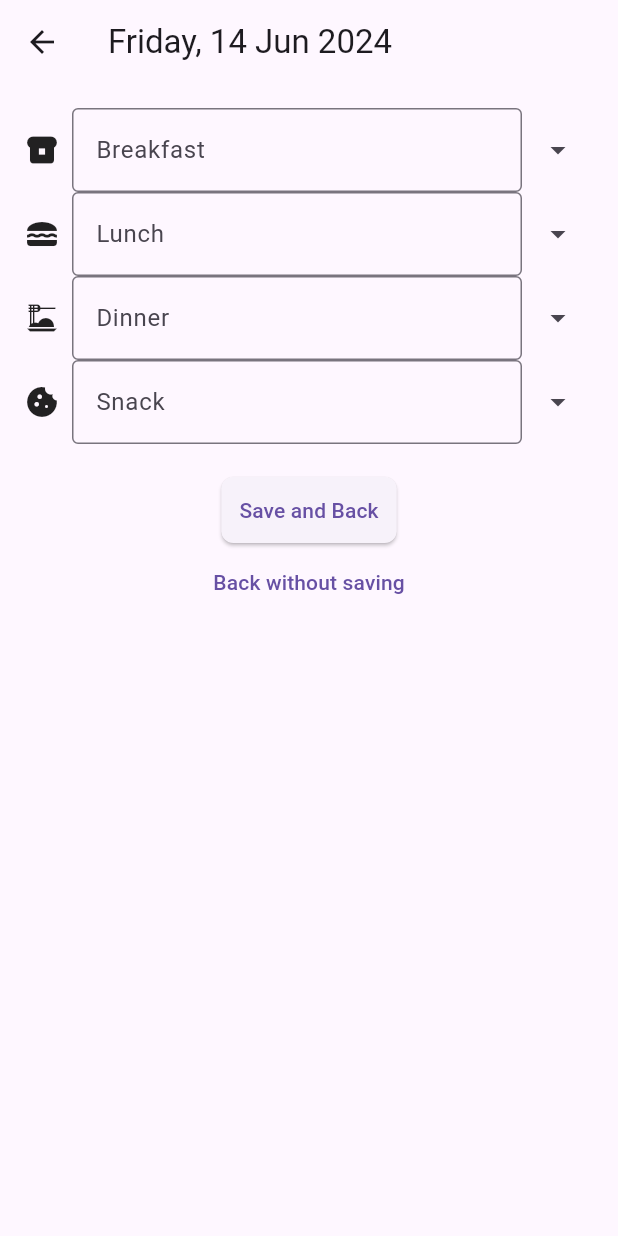
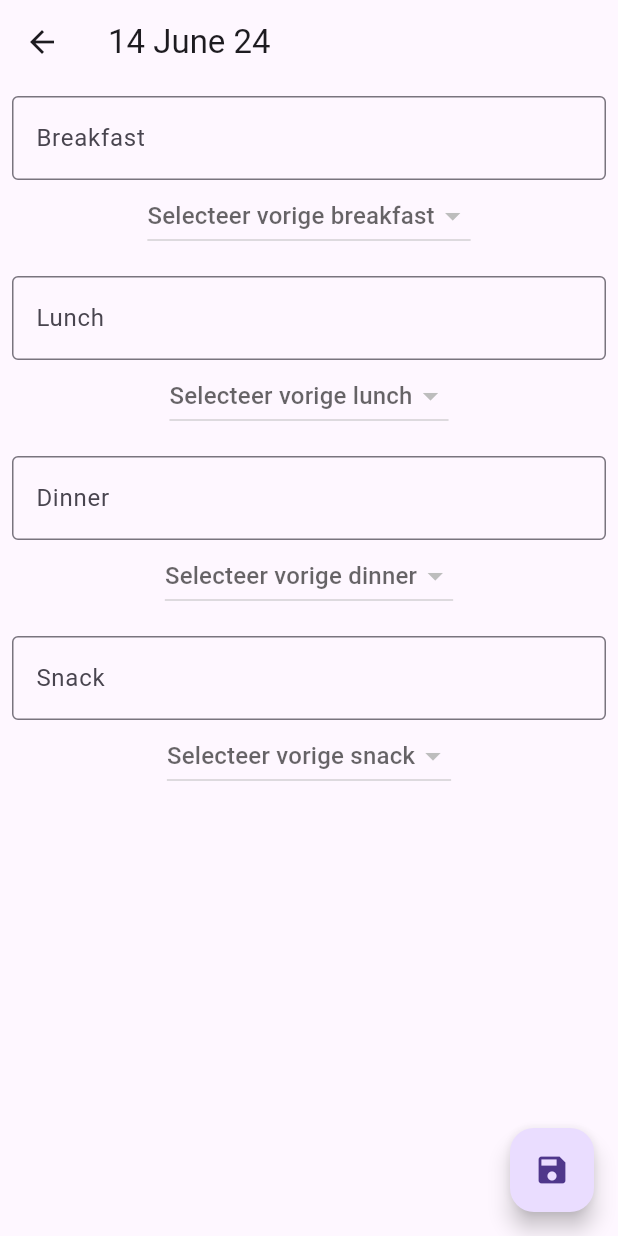
Before and after one commit to gllsrssx/meal_planner_app, a Flutter app: the HomeScreen screen opened by its route, after a tap on an icon or button, on a phone screen of 412 x 824 dp. Run offline on Flutter 3.47's test engine with Material 3 defaults, Android fonts, the phone set to English and light mode, and no system bars; our stand-ins replace cloud_firestore, firebase_auth, firebase_core, fluttertoast; missing offline and left inert: firebase_ui_auth, firebase_ui_localizations, firebase_ui_oauth_apple, firebase_ui_oauth_google, firebase_ui_oauth_twitter; accounts and stored records are empty; statements that could not run were skipped.

```diff
--- a/lib/day_detail.dart
+++ b/lib/day_detail.dart
@@ -1,202 +1,269 @@
+// Importeer de benodigde pakketten
 import 'package:firebase_auth/firebase_auth.dart';
 import 'package:flutter/material.dart';
 import 'package:intl/intl.dart';
 import 'package:cloud_firestore/cloud_firestore.dart';
 import 'package:fluttertoast/fluttertoast.dart';
 
+// Definieer de DayDetail klasse die een StatefulWidget is
 class DayDetail extends StatefulWidget {
-  final DateTime date;
+  final DateTime date; // Datum voor de detailpagina
 
+  // Constructor voor DayDetail met vereiste datumparameter
   const DayDetail({super.key, required this.date});
 
   @override
   _DayDetailState createState() => _DayDetailState();
 }
 
+// De staat van de DayDetail widget
 class _DayDetailState extends State<DayDetail> {
-  final TextEditingController _breakfastController = TextEditingController();
-  final TextEditingController _lunchController = TextEditingController();
-  final TextEditingController _dinnerController = TextEditingController();
-  final TextEditingController _snackController =
-      TextEditingController(); // Snack controller
-  bool _isLoading = false; // To track loading state
+  // Map voor het bijhouden van tekstveldcontrollers voor verschillende maaltijden
+  final Map<String, TextEditingController> _controllers = {
+    'breakfast': TextEditingController(),
+    'lunch': TextEditingController(),
+    'dinner': TextEditingController(),
+    'snack': TextEditingController(),
+  };
+  bool _isLoading = false; // Laadindicatorstatus
+  Map<String, List<String>> _previousMeals = {
+    'breakfast': [],
+    'lunch': [],
+    'dinner': [],
+    'snack': [],
+  };
 
   @override
   void initState() {
     super.initState();
-    fetchAndSetLastMeals();
+    _fetchAndSetLastMeals(); // Haal de laatste maaltijden op bij initialisatie
   }
 
-  Future<void> fetchAndSetLastMeals() async {
-    final breakfastMeals = await _fetchPastMeals('breakfast');
-    if (breakfastMeals.isNotEmpty) {
-      _breakfastController.text = breakfastMeals.last;
+  // Functie om maaltijdgegevens op te slaan
+  Future<void> _saveMealData() async {
+    setState(() => _isLoading = true);
+    final String? uid = FirebaseAuth.instance.currentUser?.uid;
+    if (uid == null) {
+      Fluttertoast.showToast(msg: "Gebruiker niet ingelogd");
+      return;
     }
+    final String formattedDate = DateFormat('yyyy-MM-dd').format(widget.date);
 
-    final lunchMeals = await _fetchPastMeals('lunch');
-    if (lunchMeals.isNotEmpty) {
-      _lunchController.text = lunchMeals.last;
-    }
+    try {
+      // Zorg ervoor dat de datum bestaat en verkrijg het ID
+      final dateId = await _ensureDateExists(formattedDate, uid);
 
-    final dinnerMeals = await _fetchPastMeals('dinner');
-    if (dinnerMeals.isNotEmpty) {
-      _dinnerController.text = dinnerMeals.last;
-    }
+      // Sla elke maaltijd op als deze niet bestaat
+      for (var entry in _controllers.entries) {
+        if (entry.value.text.isNotEmpty) {
+          final mealId =
+              await _ensureMealExists(entry.value.text, entry.key, uid);
 
-    final snackMeals = await _fetchPastMeals('snack');
-    if (snackMeals.isNotEmpty) {
-      _snackController.text = snackMeals.last;
+          // Koppel de maaltijd aan de datum
+          await _linkMealAndDate(mealId, dateId, uid, entry.key);
+        }
+      }
+
+      Fluttertoast.showToast(msg: "Maaltijden succesvol opgeslagen!");
+      Navigator.pop(context);
+    } catch (e) {
+      Fluttertoast.showToast(msg: "Fout bij het opslaan van maaltijden: $e");
+    } finally {
+      setState(() => _isLoading = false);
     }
   }
 
-  Future<void> _saveMealData() async {
-    setState(() {
-      _isLoading = true;
-    });
+  // Functie om te controleren of een maaltijd bestaat, zo niet, maak deze aan
+  Future<String> _ensureMealExists(
+      String name, String mealType, String uid) async {
+    final mealRef = FirebaseFirestore.instance
+        .collection('users')
+        .doc(uid)
+        .collection('meals')
+        .where('name', isEqualTo: name)
+        .where('type', isEqualTo: mealType)
+        .limit(1);
+
+    final querySnapshot = await mealRef.get();
+    if (querySnapshot.docs.isEmpty) {
+      final docRef = await FirebaseFirestore.instance
+          .collection('users')
+          .doc(uid)
+          .collection('meals')
+          .add({'name': name, 'type': mealType});
+      return docRef.id;
+    } else {
+      return querySnapshot.docs.first.id;
+    }
+  }
+
+  // Functie om te controleren of een datum bestaat, zo niet, maak deze aan
+  Future<String> _ensureDateExists(String date, String uid) async {
+    final dateRef = FirebaseFirestore.instance
+        .collection('users')
+        .doc(uid)
+        .collection('dates')
+        .where('date', isEqualTo: date)
+        .limit(1);
+
+    final querySnapshot = await dateRef.get();
+    if (querySnapshot.docs.isEmpty) {
+      final docRef = await FirebaseFirestore.instance
+          .collection('users')
+          .doc(uid)
+          .collection('dates')
+          .add({'date': date});
+      return docRef.id;
+    } else {
+      return querySnapshot.docs.first.id;
+    }
+  }
+
+  // Functie om een maaltijd te koppelen aan een datum
+  Future<void> _linkMealAndDate(
+      String mealId, String dateId, String uid, String mealType) async {
+    await FirebaseFirestore.instance
+        .collection('users')
+        .doc(uid)
+        .collection('metadata')
+        .doc(dateId)
+        .set({mealType: mealId, 'dateId': dateId}, SetOptions(merge: true));
+  }
+
+  // Functie om de laatste maaltijden op te halen en in te stellen
+  Future<void> _fetchAndSetLastMeals() async {
+    setState(() => _isLoading = true);
+    final String? uid = FirebaseAuth.instance.currentUser?.uid;
+    if (uid == null) {
+      Fluttertoast.showToast(msg: "Gebruiker niet ingelogd");
+      return;
+    }
+
+    final String formattedDate = DateFormat('yyyy-MM-dd').format(widget.date);
+    Map<String, List<String>> tempPreviousMeals = {
+      'breakfast': [],
+      'lunch': [],
+      'dinner': [],
+      'snack': [],
+    };
+
     try {
-      await Future.wait([
-        if (_breakfastController.text.isNotEmpty)
-          saveMealIfNotExists('breakfast', _breakfastController),
-        if (_lunchController.text.isNotEmpty)
-          saveMealIfNotExists('lunch', _lunchController),
-        if (_dinnerController.text.isNotEmpty)
-          saveMealIfNotExists('dinner', _dinnerController),
-        if (_snackController.text.isNotEmpty) // Save snack if not empty
-          saveMealIfNotExists('snack', _snackController),
-      ]);
-      Fluttertoast.showToast(msg: "Meals saved successfully!");
-      Navigator.pop(context); // Navigate back after saving
+      // Fetch meals for the specific date
+      final dateRef = FirebaseFirestore.instance
+          .collection('users')
+          .doc(uid)
+          .collection('dates')
+          .where('date', isEqualTo: formattedDate)
+          .limit(1);
+      final dateSnapshot = await dateRef.get();
+      String? dateId;
+      if (dateSnapshot.docs.isNotEmpty) {
+        dateId = dateSnapshot.docs.first.id;
+      }
+
+      if (dateId != null) {
+        final metadataRef = FirebaseFirestore.instance
+            .collection('users')
+            .doc(uid)
+            .collection('metadata')
+            .doc(dateId);
+        final metadataSnapshot = await metadataRef.get();
+        if (metadataSnapshot.exists) {
+          Map<String, dynamic> metadata = metadataSnapshot.data()!;
+          for (var mealType in _controllers.keys) {
+            if (metadata.containsKey(mealType)) {
+              final mealId = metadata[mealType];
+              final mealDoc = await FirebaseFirestore.instance
+                  .collection('users')
+                  .doc(uid)
+                  .collection('meals')
+                  .doc(mealId)
+                  .get();
+              if (mealDoc.exists) {
+                _controllers[mealType]?.text = mealDoc.data()?['name'] ?? "";
+              }
+            }
+          }
+        }
+      }
+
+      // Continue fetching last meals as before
+      final mealsRef = FirebaseFirestore.instance
+          .collection('users')
+          .doc(uid)
+          .collection('meals');
+      final querySnapshot = await mealsRef.get();
+      for (var doc in querySnapshot.docs) {
+        String mealType = doc.data()['type'];
+        String mealName = doc.data()['name'];
+        if (tempPreviousMeals.containsKey(mealType)) {
+          tempPreviousMeals[mealType]?.add(mealName);
+        }
+      }
     } catch (e) {
-      Fluttertoast.showToast(msg: "Error saving meals: $e");
+      Fluttertoast.showToast(
+          msg: "Fout bij het ophalen van vorige maaltijden: $e");
     } finally {
       setState(() {
+        _previousMeals = tempPreviousMeals;
         _isLoading = false;
       });
     }
   }
 
-  Future<void> saveMealIfNotExists(
-      String mealType, TextEditingController controller) async {
-    final String formattedDate = DateFormat('yyyy-MM-dd').format(widget.date);
-    final String? uid = FirebaseAuth.instance.currentUser?.uid;
-    if (uid == null) return;
-
-    final querySnapshot = await FirebaseFirestore.instance
-        .collection('meals')
-        .where('date', isEqualTo: formattedDate)
-        .where('mealType', isEqualTo: mealType)
-        .where('name', isEqualTo: controller.text)
-        .where('uid', isEqualTo: uid)
-        .get();
-
-    if (querySnapshot.docs.isEmpty) {
-      await FirebaseFirestore.instance.collection('meals').add({
-        'name': controller.text,
-        'date': formattedDate,
-        'mealType': mealType,
-        'uid': uid,
-      });
-    }
-  }
-
-  Future<List<String>> _fetchPastMeals(String? mealType) async {
-    final String formattedDate = DateFormat('yyyy-MM-dd').format(widget.date);
-    final String? uid = FirebaseAuth.instance.currentUser?.uid;
-    if (uid == null) return [];
-
-    final querySnapshot = await FirebaseFirestore.instance
-        .collection('meals')
-        .where('date', isEqualTo: formattedDate)
-        .where('mealType', isEqualTo: mealType)
-        .where('uid', isEqualTo: uid)
-        .get();
-
-    List<String> mealNames = [];
-    for (var doc in querySnapshot.docs) {
-      mealNames.add(doc.data()['name'] as String);
-    }
-    return mealNames;
-  }
-
-  Future<void> _showMealSelectionDialog(
-      TextEditingController controller, String mealType) async {
-    final List<String> pastMeals = await _fetchPastMeals(mealType);
-
-    showDialog(
-      context: context,
-      builder: (BuildContext context) {
-        return AlertDialog(
-          title: Text('Select a $mealType'),
-          content: SingleChildScrollView(
-            child: ListBody(
-              children: pastMeals.map((String meal) {
-                return GestureDetector(
-                  child: Text(meal),
-                  onTap: () {
-                    controller.text = meal;
-                    Navigator.of(context).pop();
-                  },
-                );
-              }).toList(),
-            ),
-          ),
-        );
-      },
-    );
-  }
-
-  Widget _buildMealInputRow(String label, IconData icon,
-      TextEditingController controller, String mealType) {
-    return Row(
-      children: [
-        Icon(icon),
-        const SizedBox(width: 8),
-        Expanded(
-          child: TextField(
-            controller: controller,
-            decoration: InputDecoration(labelText: label),
-          ),
-        ),
-        IconButton(
-          icon: const Icon(Icons.arrow_drop_down),
-          onPressed: () => _showMealSelectionDialog(controller, mealType),
-        ),
-      ],
-    );
-  }
-
+  // Bouw de UI van de widget
   @override
   Widget build(BuildContext context) {
     return Scaffold(
       appBar: AppBar(
-        title: Text(DateFormat('EEEE, d MMM y').format(widget.date)),
+        // make the title dynamic based on the selected date
+        title: Text(DateFormat('dd MMMM yy').format(widget.date)),
       ),
-      body: Padding(
-        padding: const EdgeInsets.all(16.0),
-        child: Column(
-          children: [
-            _buildMealInputRow('Breakfast', Icons.breakfast_dining,
-                _breakfastController, 'breakfast'),
-            _buildMealInputRow(
-                'Lunch', Icons.lunch_dining, _lunchController, 'lunch'),
-            _buildMealInputRow(
-                'Dinner', Icons.dinner_dining, _dinnerController, 'dinner'),
-            _buildMealInputRow('Snack', Icons.cookie, _snackController,
-                'snack'), // Snack input row
-            const SizedBox(height: 20),
-            _isLoading
-                ? const CircularProgressIndicator()
-                : ElevatedButton(
-                    onPressed: _saveMealData,
-                    child: const Text('Save and Back'),
+      body: _isLoading
+          ? const Center(child: CircularProgressIndicator())
+          : ListView(
+              children: _controllers.entries.map((entry) {
+                return Padding(
+                  padding: const EdgeInsets.all(8.0),
+                  child: Column(
+                    children: [
+                      TextField(
+                        controller: entry.value,
+                        decoration: InputDecoration(
+                          labelText: entry.key.capitalize(),
+                        ),
+                      ),
+                      DropdownButton<String>(
+                        hint: Text("Selecteer vorige ${entry.key}"),
+                        items: _previousMeals[entry.key]?.map((String value) {
+                          return DropdownMenuItem<String>(
+                            value: value,
+                            child: Text(value),
+                          );
+                        }).toList(),
+                        onChanged: (value) {
+                          setState(() {
+                            _controllers[entry.key]?.text = value ?? "";
+                          });
+                        },
+                      ),
+                    ],
                   ),
-            TextButton(
-              onPressed: () => Navigator.pop(context),
-              child: const Text('Back without saving'),
+                );
+              }).toList(),
             ),
-          ],
-        ),
+      floatingActionButton: FloatingActionButton(
+        onPressed: _saveMealData,
+        child: const Icon(Icons.save),
       ),
     );
   }
 }
+
+// Extensie om de eerste letter van een string te kapitaliseren
+extension StringExtension on String {
+  String capitalize() {
+    if (isEmpty) return "";
+    return "${this[0].toUpperCase()}${substring(1)}";
+  }
+}
--- a/lib/home_screen.dart
+++ b/lib/home_screen.dart
@@ -1,5 +1,5 @@
 import 'package:flutter/material.dart';
-import 'package:meal_planner_app/week_overview.dart';
+import 'package:meal_planner_app/overview_screen.dart';
 
 class HomeScreen extends StatelessWidget {
   const HomeScreen({super.key});
@@ -19,7 +19,7 @@ class HomeScreen extends StatelessWidget {
           ),
         ],
       ),
-      body: WeekOverview(
+      body: OverviewScreen(
         initialStartDate: DateTime.now(),
       ),
     );
--- a/lib/week_overview.dart
+++ b/lib/overview_screen.dart
@@ -2,16 +2,16 @@ import 'package:flutter/material.dart';
 import 'package:intl/intl.dart';
 import 'day_detail.dart';
 
-class WeekOverview extends StatefulWidget {
+class OverviewScreen extends StatefulWidget {
   final DateTime initialStartDate;
 
-  const WeekOverview({super.key, required this.initialStartDate});
+  const OverviewScreen({super.key, required this.initialStartDate});
 
   @override
-  State<WeekOverview> createState() => _WeekOverviewState();
+  State<OverviewScreen> createState() => _OverviewScreenState();
 }
 
-class _WeekOverviewState extends State<WeekOverview> {
+class _OverviewScreenState extends State<OverviewScreen> {
   late PageController _pageController;
   late DateTime _currentStartDate;
 
@@ -71,14 +71,12 @@ class _WeekOverviewState extends State<WeekOverview> {
       body: PageView.builder(
         controller: _pageController,
         onPageChanged: (index) {
-          // Update the start date based on the page index
           setState(() {
             _currentStartDate =
                 widget.initialStartDate.add(Duration(days: 7 * index));
           });
         },
         itemBuilder: (context, pageIndex) {
-          // Calculate the start date for the current week page
           final weekStartDate =
               widget.initialStartDate.add(Duration(days: 7 * pageIndex));
           return ListView.builder(
@@ -88,13 +86,21 @@ class _WeekOverviewState extends State<WeekOverview> {
               final dayName = DateFormat('EEEE, d').format(day);
               return ListTile(
                 title: Text(dayName),
-                subtitle: const Column(
-                  crossAxisAlignment: CrossAxisAlignment.start,
-                  children: [
-                    // Text('Breakfast: ${getMeal(day, 'breakfast')}'),
-                    // Text('Lunch: ${getMeal(day, 'lunch')}'),
-                    // Text('Dinner: ${getMeal(day, 'dinner')}'),
-                  ],
+                trailing: FutureBuilder<bool>(
+                  future: isMealSetForDay(day),
+                  builder: (context, snapshot) {
+                    if (snapshot.connectionState == ConnectionState.waiting) {
+                      return SizedBox(
+                        width: 24,
+                        height: 24,
+                        child: CircularProgressIndicator(strokeWidth: 2),
+                      );
+                    }
+                    if (snapshot.hasData && snapshot.data!) {
+                      return Icon(Icons.restaurant_menu);
+                    }
+                    return SizedBox.shrink(); // or any other placeholder
+                  },
                 ),
                 onTap: () {
                   Navigator.push(
@@ -112,8 +118,10 @@ class _WeekOverviewState extends State<WeekOverview> {
     );
   }
 
-  String getMeal(DateTime day, String mealType) {
-    // Mock data for demonstration
-    return 'Example meal';
+  Future<bool> isMealSetForDay(DateTime day) async {
+    // Implement your logic to check if a meal is set for the given day.
+    // This could involve querying a database or local storage.
+    // For demonstration, this always returns true.
+    return true;
   }
 }
--- a/pubspec.yaml
+++ b/pubspec.yaml
@@ -46,6 +46,7 @@ dependencies:
   cloud_firestore: ^5.0.1
   intl: ^0.19.0
   fluttertoast: ^8.2.6
+  table_calendar: ^3.1.2
 
 dev_dependencies:
   flutter_test:
```
Also changed, not shown: pubspec.lock, 5 other files.
